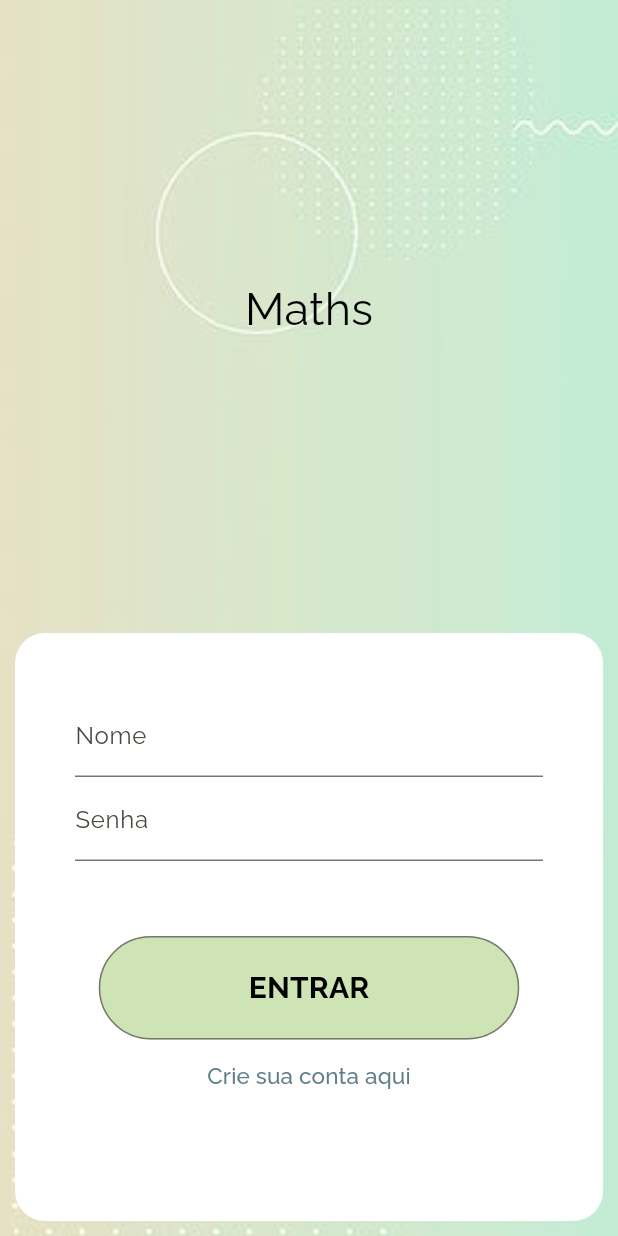
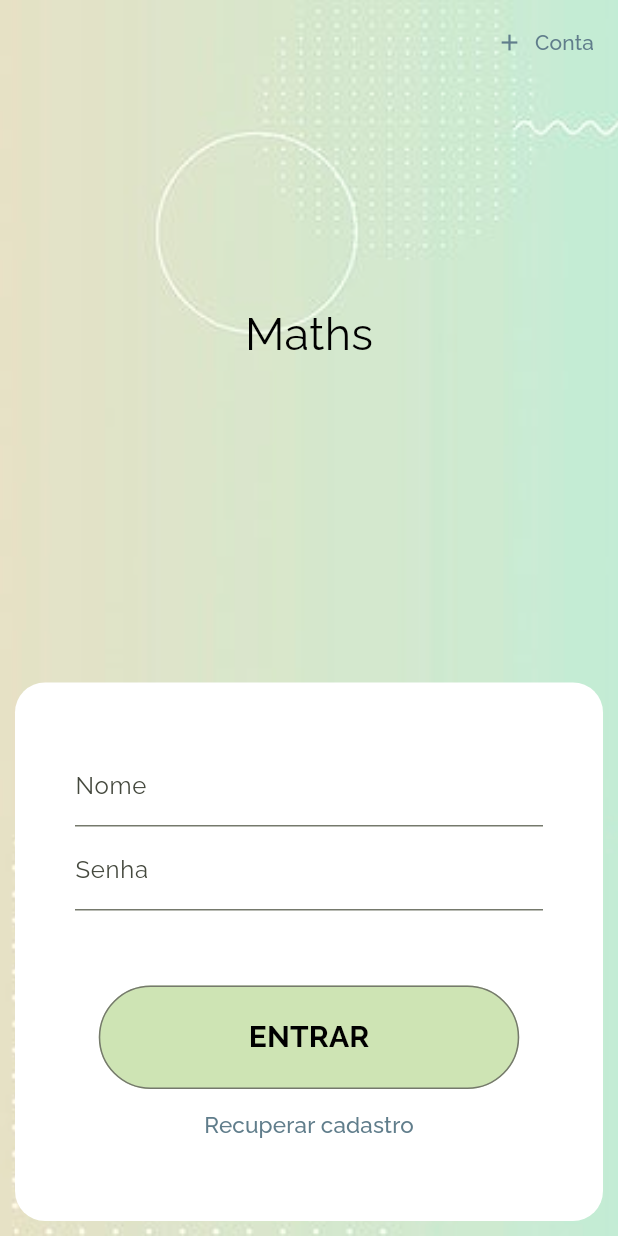
Before and after one commit to devherik/maths_app, a Flutter app: the screen it shows after launch, on a phone screen of 412 x 824 dp. Run offline on Flutter 3.47's test engine with Material 2 defaults, Android fonts, the phone set to English and light mode, and no system bars; our stand-ins replace go_router, google_fonts.

Commit message:
removed expanded from login and logup

```diff
--- a/lib/features/auth/login/presentation/pages/login_page.dart
+++ b/lib/features/auth/login/presentation/pages/login_page.dart
@@ -23,7 +23,18 @@ class _LoginPageState extends State<LoginPage> {
   Widget build(BuildContext context) {
     return Scaffold(
       extendBodyBehindAppBar: true,
-      appBar: AppBar(),
+      appBar: AppBar(
+        actions: <Widget>[
+          TextButton.icon(
+            onPressed: () => {context.push('/logup')},
+            label: const Text(
+              'Conta',
+              style: TextStyle(color: Colors.blueGrey),
+            ),
+            icon: const Icon(Icons.add, color: Colors.blueGrey),
+          ),
+        ],
+      ),
       body: Container(
         decoration: const BoxDecoration(
           image: DecorationImage(
@@ -45,9 +56,7 @@ class _LoginPageState extends State<LoginPage> {
                 ),
               ),
             ),
-            Expanded(
-              flex: 4,
-              child: Container(
+            Container(
               padding: const EdgeInsets.all(40),
               margin: const EdgeInsets.all(10),
               decoration: const BoxDecoration(
@@ -93,8 +102,7 @@ class _LoginPageState extends State<LoginPage> {
                       ),
                     ),
                     onPressed: () {
-                        if (bloc.AuthFields()
-                            .formInValidation(name, password)) {
+                      if (bloc.AuthFields().formInValidation(name, password)) {
                         context.go('/home');
                       }
                     },
@@ -107,14 +115,12 @@ class _LoginPageState extends State<LoginPage> {
                     ),
                   ),
                   TextButton(
-                        onPressed: () => {context.push('/logup')},
+                      onPressed: () => {},
                       child: const Text(
-                          'Crie sua conta aqui',
-                          style:
-                              TextStyle(color: Colors.blueGrey, fontSize: 15),
+                        'Recuperar cadastro',
+                        style: TextStyle(color: Colors.blueGrey, fontSize: 15),
                       ))
                 ],
-                ),
               ),
             ),
           ],
```
Also changed, not shown: lib/features/auth/logup/presentation/pages/logup_page.dart (+2 -5 lines). Lines whose indentation alone changed are shown as unchanged.
